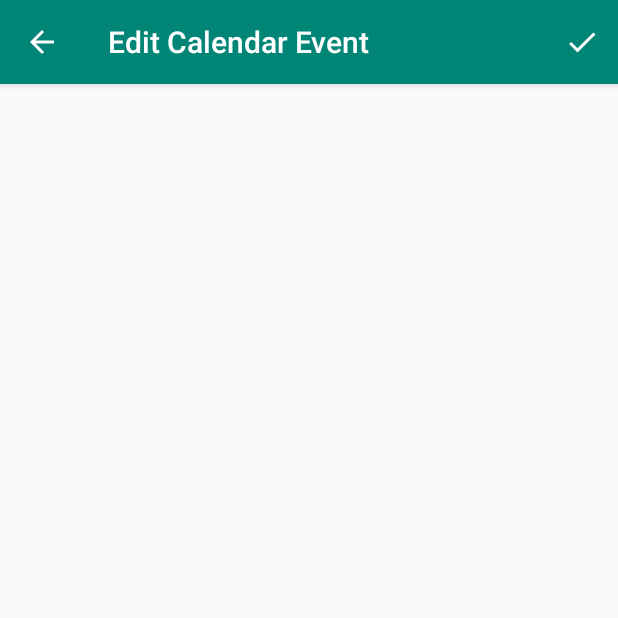
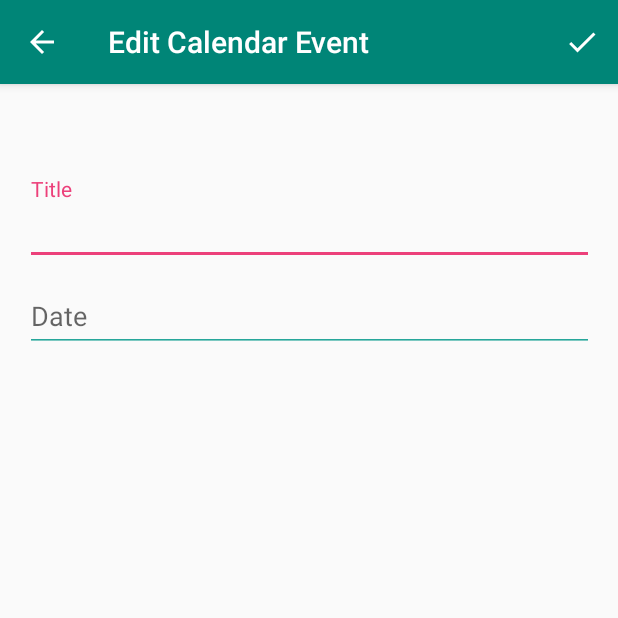
Before and after one commit to Automage/CalCam, an Android app: the EditCalendarEventActivity screen opened directly, with no data from a screen before it, on a phone screen of 412 x 824 dp, the top half of it. Run offline under Robolectric (Android 15) with nearby library versions, the phone set to English and light mode, and no system bars; libraries missing offline, so code that uses them is left out: com.google.firebase.ml; 5 statements that could not run were skipped.

Commit message:
Added EditTextViews - Complies with Material Design

```diff
--- a/app/build.gradle
+++ b/app/build.gradle
@@ -20,14 +20,15 @@ android {
 
 dependencies {
     implementation fileTree(dir: 'libs', include: ['*.jar'])
-    implementation 'com.android.support:appcompat-v7:28.0.0'
     implementation 'com.android.support.constraint:constraint-layout:1.1.3'
-    implementation 'com.android.support:design:28.0.0'
     testImplementation 'junit:junit:4.12'
     androidTestImplementation 'com.android.support.test:runner:1.0.2'
     androidTestImplementation 'com.android.support.test.espresso:espresso-core:3.0.2'
     implementation 'com.google.firebase:firebase-core:16.0.9'
     implementation 'com.google.firebase:firebase-ml-vision:20.0.0'
+    implementation 'com.android.support:design:28.0.0'
+    implementation 'com.android.support:appcompat-v7:28.0.0'
+    implementation 'com.android.support:design:28.0.0'
 }
 
 apply plugin: 'com.google.gms.google-services'
--- a/app/src/main/java/com/automage/calcam/EditCalendarEventActivity.java
+++ b/app/src/main/java/com/automage/calcam/EditCalendarEventActivity.java
@@ -75,6 +75,7 @@ public class EditCalendarEventActivity extends AppCompatActivity {
     private void processTextRecognitionResult(FirebaseVisionDocumentText text) {
         Log.v("pman", "processTextRecognitionResult()");
         parsedText = text;
+
         if (text == null) {
             Log.v("pman", "no text recognized");
             showToast("No text recognized!");
@@ -118,7 +119,7 @@ public class EditCalendarEventActivity extends AppCompatActivity {
     }
 
     private void showToast(String message) {
-        Toast.makeText(this, message, Toast.LENGTH_LONG);
+        Toast.makeText(EditCalendarEventActivity.this, message, Toast.LENGTH_LONG);
     }
 
 }
--- a/app/src/main/java/com/automage/calcam/MainActivity.java
+++ b/app/src/main/java/com/automage/calcam/MainActivity.java
@@ -91,7 +91,7 @@ public class MainActivity extends AppCompatActivity {
 
             if (photoFile != null) {
                 Uri photoUri = FileProvider.getUriForFile(this,
-                            "com.example.android.fileprovider", photoFile);
+                        "com.example.android.fileprovider", photoFile);
                 currentPhotoUri = photoUri;
                 imageSourceIntent.putExtra(MediaStore.EXTRA_OUTPUT, photoUri);
                 startActivityForResult(imageSourceIntent, REQUEST_TAKE_PHOTO);
--- a/app/src/main/res/layout/activity_edit_calendar_event.xml
+++ b/app/src/main/res/layout/activity_edit_calendar_event.xml
@@ -10,8 +10,8 @@
         android:id="@+id/image_confirmation_appbar_layout"
         android:layout_width="match_parent"
         android:layout_height="wrap_content"
-        app:layout_constraintTop_toTopOf="parent"
-        android:theme="@style/AppTheme.AppBarOverlay">
+        android:theme="@style/AppTheme.AppBarOverlay"
+        app:layout_constraintTop_toTopOf="parent">
 
         <android.support.v7.widget.Toolbar
             android:id="@+id/image_confirmation_toolbar"
@@ -22,4 +22,57 @@
 
     </android.support.design.widget.AppBarLayout>
 
+    <ScrollView
+        android:layout_width="395dp"
+        android:layout_height="659dp"
+        app:layout_constraintBottom_toBottomOf="parent"
+        app:layout_constraintEnd_toEndOf="parent"
+        app:layout_constraintStart_toStartOf="parent"
+        app:layout_constraintTop_toBottomOf="@+id/image_confirmation_appbar_layout">
+
+        <RelativeLayout
+            android:layout_width="match_parent"
+            android:layout_height="wrap_content"
+            android:orientation="vertical">
+
+
+            <android.support.design.widget.TextInputLayout
+                android:id="@+id/edit_calendar_event_title_layout"
+                android:layout_width="match_parent"
+                android:layout_height="wrap_content"
+                android:layout_alignParentLeft="true"
+                android:layout_marginStart="8dp"
+                android:layout_marginTop="8dp"
+                android:layout_marginEnd="8dp"
+                app:hintTextAppearance="@style/MyHintText">
+
+                <EditText
+                    android:id="@+id/edit_calendar_event_title"
+                    android:layout_width="match_parent"
+                    android:layout_height="wrap_content"
+                    android:hint="Title"
+                    android:theme="@style/MyEditText" />
+            </android.support.design.widget.TextInputLayout>
+
+            <android.support.design.widget.TextInputLayout
+                android:id="@+id/edit_calendar_event_date_layout"
+                android:layout_width="match_parent"
+                android:layout_height="wrap_content"
+                android:layout_below="@+id/edit_calendar_event_title_layout"
+                android:layout_alignParentLeft="true"
+                android:layout_marginStart="8dp"
+                android:layout_marginEnd="8dp"
+                app:hintTextAppearance="@style/MyHintText">
+
+                <EditText
+                    android:id="@+id/edit_calendar_event_date"
+                    android:layout_width="match_parent"
+                    android:layout_height="wrap_content"
+                    android:hint="Date"
+                    android:theme="@style/MyEditText" />
+            </android.support.design.widget.TextInputLayout>
+
+        </RelativeLayout>
+    </ScrollView>
+
 </android.support.constraint.ConstraintLayout>
--- a/app/src/main/res/values/colors.xml
+++ b/app/src/main/res/values/colors.xml
@@ -4,4 +4,6 @@
     <color name="colorPrimaryDark">#00574B</color>
     <color name="colorAccent">#D81B60</color>
     <color name="fab_confirmation_color">#49d14d</color>
+    <color name="colorEditTextActivated">#ec407a</color>
+    <color name="colorEditTextNormal">#26a69a</color>
 </resources>
--- a/app/src/main/res/values/styles.xml
+++ b/app/src/main/res/values/styles.xml
@@ -17,4 +17,16 @@
 
     <style name="AppTheme.PopupOverlay" parent="ThemeOverlay.AppCompat.Light" />
 
+    <!--Floating label text style-->
+    <style name="MyHintText" parent="TextAppearance.AppCompat.Small">
+        <item name="android:textColor">@color/colorEditTextActivated</item>
+    </style>
+
+    <!--Input field style-->
+    <style name="MyEditText" parent="Theme.AppCompat.Light">
+        <item name="colorControlNormal">@color/colorEditTextNormal</item>
+        <item name="colorControlActivated">@color/colorEditTextActivated</item>
+    </style>
+
+
 </resources>
```
